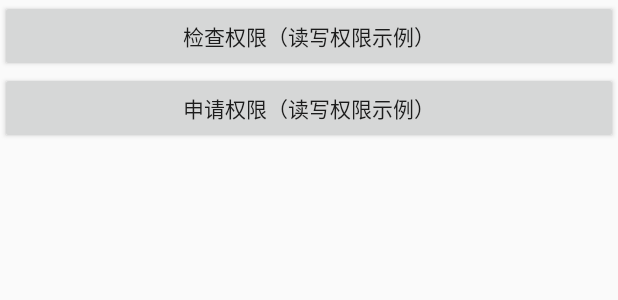
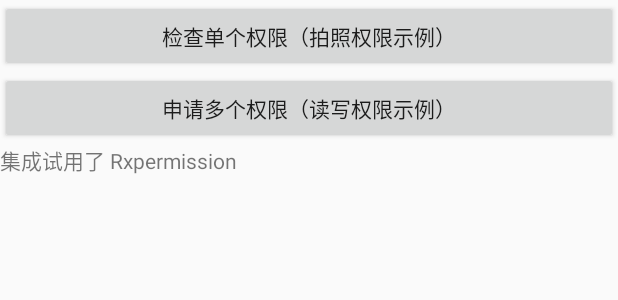
Before and after one commit to fanluo/XBase, an Android app: the layout activity_permission.xml on its own in the app's theme, with its tools: preview values and no code run, on a phone screen of 412 x 824 dp. Shown: the top 300 px of the screen. Run offline under Robolectric (Android 15) with nearby library versions, the phone set to English and light mode, and no system bars.

Commit message:
rxpermission

```diff
--- a/app/src/main/AndroidManifest.xml
+++ b/app/src/main/AndroidManifest.xml
@@ -2,6 +2,11 @@
 <manifest xmlns:android="http://schemas.android.com/apk/res/android"
     xmlns:tools="http://schemas.android.com/tools"
     package="com.allens.allenstools">
+
+
+    <uses-permission android:name="android.permission.READ_EXTERNAL_STORAGE" />
+    <uses-permission android:name="android.permission.WRITE_EXTERNAL_STORAGE" />
+    <uses-permission android:name="android.permission.CAMERA" />
 
     <application
         android:name=".MyAPP"
--- a/app/src/main/res/layout/activity_permission.xml
+++ b/app/src/main/res/layout/activity_permission.xml
@@ -8,12 +8,17 @@
         android:id="@+id/button"
         android:layout_width="match_parent"
         android:layout_height="wrap_content"
-        android:text="检查权限（读写权限示例）" />
+        android:text="检查单个权限（拍照权限示例）" />
 
     <Button
         android:id="@+id/button2"
         android:layout_width="match_parent"
         android:layout_height="wrap_content"
-        android:text="申请权限（读写权限示例）" />
+        android:text="申请多个权限（读写权限示例）" />
+
+    <TextView
+        android:text="集成试用了 Rxpermission"
+        android:layout_width="wrap_content"
+        android:layout_height="wrap_content" />
 
 </LinearLayout>
--- a/lib_base/build.gradle
+++ b/lib_base/build.gradle
@@ -40,7 +40,7 @@ dependencies {
     api 'io.reactivex.rxjava2:rxjava:2.2.7'
 
     //RxPermission
-    implementation 'com.github.tbruyelle:rxpermissions:0.10.2'
+    api 'com.github.tbruyelle:rxpermissions:0.10.2'
 
     //simple key-value storage for android
     implementation "com.orhanobut:hawk:2.0.1"
```
Also changed, not shown: app/src/main/java/com/allens/allenstools/test_act/PermissionAct.java (+30 -0 lines).
